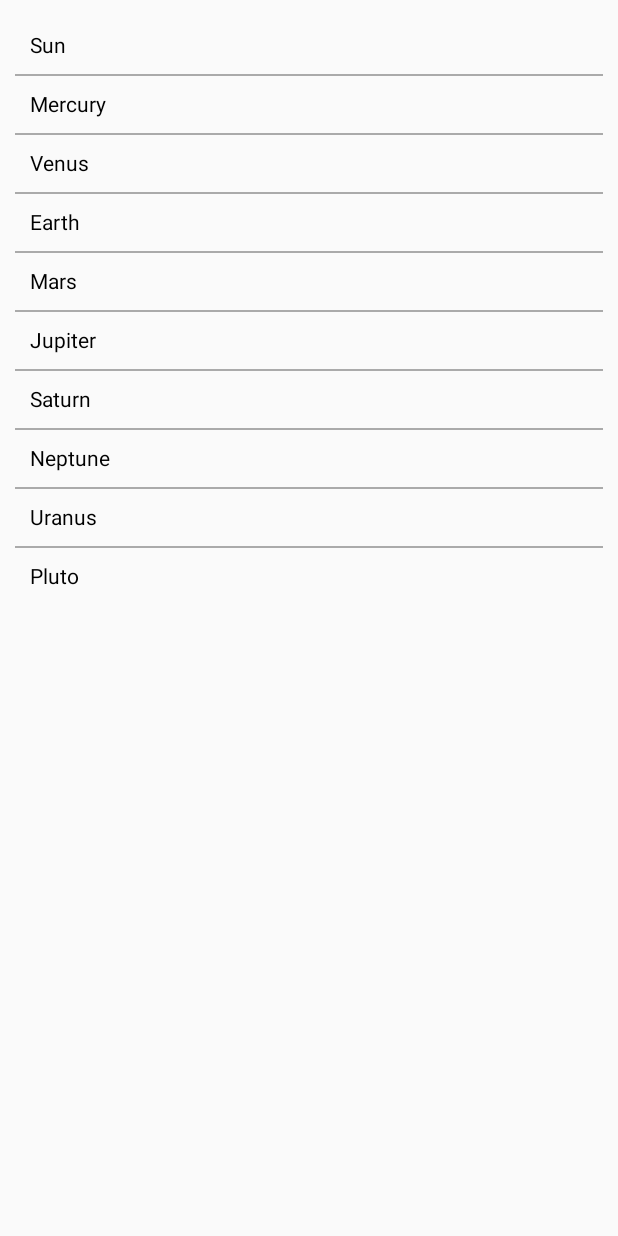
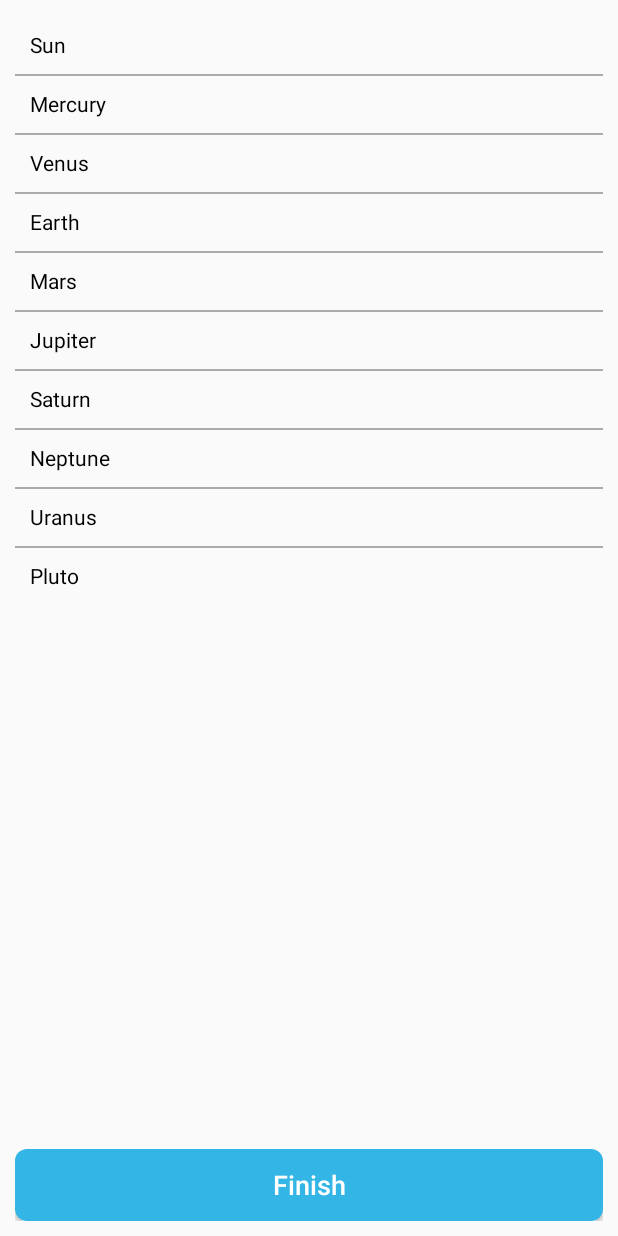
Before and after one commit to debojyoti452/FilterCheckPicker, an Android app: the screen it shows after launch (SelectObjectListActivity), after a tap on "Pick Items", on a phone screen of 412 x 824 dp. Run offline under Robolectric (Android 15) with nearby library versions, the phone set to English and light mode, and no system bars.

Commit message:
master-130920192200

```diff
--- a/app/src/main/java/com/deb452/filtercheck/MainActivity.kt
+++ b/app/src/main/java/com/deb452/filtercheck/MainActivity.kt
@@ -33,6 +33,7 @@ class MainActivity : AppCompatActivity() {
             FilterCheckPicker.Builder(this)
                 .setLists(listItem)
                 .setLimitsOfSelections(3)
+                .setShowFinishButton(true)
                 .GetPickerForResult(REQUEST_CODE)
         }
     }
--- a/filterlistlib/src/main/java/com/deb452/filterlistlib/SelectObjectListActivity.java
+++ b/filterlistlib/src/main/java/com/deb452/filterlistlib/SelectObjectListActivity.java
@@ -29,6 +29,7 @@ public class SelectObjectListActivity extends AppCompatActivity {
     private List<ItemListModel> listModelList = new ArrayList<>();
     private List<ItemListModel> selectedListModelList = new ArrayList<>();
     private int limitSize;
+    private boolean isVisible;
     private Bundle bundle;
 
     //views
@@ -44,6 +45,7 @@ public class SelectObjectListActivity extends AppCompatActivity {
         if (bundle != null) {
             listModelList = (ArrayList<ItemListModel>) getIntent().getSerializableExtra("listModelKey");
             limitSize = bundle.getInt("sizeKey", 3);
+            isVisible = bundle.getBoolean("isVisibleKey");
             settingViews();
         } else {
             finish();
@@ -52,6 +54,13 @@ public class SelectObjectListActivity extends AppCompatActivity {
     }
 
     private void settingViews() {
+
+        if (isVisible){
+            finishButton.setVisibility(View.VISIBLE);
+        } else {
+            finishButton.setVisibility(View.GONE);
+        }
+
         itemListAdapter = new ItemListAdapter(context, listModelList);
         selectedListAdapter = new SelectedListAdapter(context, selectedListModelList);
 
@@ -60,18 +69,15 @@ public class SelectObjectListActivity extends AppCompatActivity {
                 selectedListModelList.add(listModelList.get(position));
                 selectedListRV.smoothScrollToPosition(position);
                 selectedListAdapter.notifyDataSetChanged();
-                finishButton.setVisibility(View.GONE);
             } else {
                 System.out.println("Full Selected List");
                 Toast.makeText(context, "You can select only " + limitSize + " items", Toast.LENGTH_SHORT).show();
-                finishButton.setVisibility(View.VISIBLE);
             }
         });
 
         selectedListAdapter.setRecyclerViewOnClickListener(position -> {
             selectedListModelList.remove(position);
             selectedListAdapter.notifyDataSetChanged();
-            finishButton.setVisibility(View.GONE);
         });
 
         finishButton.setOnClickListener(view -> finishPicking(selectedListModelList));
--- a/filterlistlib/src/main/java/com/deb452/filterlistlib/helper_classes/FilterCheckPicker.java
+++ b/filterlistlib/src/main/java/com/deb452/filterlistlib/helper_classes/FilterCheckPicker.java
@@ -26,6 +26,7 @@ public class FilterCheckPicker {
         protected transient Context context;
         protected List<ItemListModel> itemListModels = new ArrayList<>();
         protected int limitOfSelections;
+        protected boolean isVisible;
 
         public Builder(@NonNull Context context) {
             this.context = context;
@@ -49,17 +50,24 @@ public class FilterCheckPicker {
             return this;
         }
 
+        public Builder setShowFinishButton(boolean isVisible){
+            this.isVisible = isVisible;
+            return this;
+        }
+
         public void GetPickerForResult(int requestCode) {
             if (activity != null) {
                 Intent intent = new Intent(activity, SelectObjectListActivity.class);
                 intent.putExtra("listModelKey", (Serializable) itemListModels);
                 intent.putExtra("sizeKey", limitOfSelections);
+                intent.putExtra("isVisibleKey", isVisible);
                 activity.startActivityForResult(intent, requestCode);
             } else if (fragment != null) {
                 if (fragment.getActivity() != null) {
                     Intent intent = new Intent(fragment.getActivity(), SelectObjectListActivity.class);
                     intent.putExtra("listModelKey", (Serializable) itemListModels);
                     intent.putExtra("sizeKey", limitOfSelections);
+                    intent.putExtra("isVisibleKey", isVisible);
                     fragment.startActivityForResult(intent, requestCode);
                 }
             } else {
--- a/filterlistlib/src/main/res/layout/activity_select_object_list.xml
+++ b/filterlistlib/src/main/res/layout/activity_select_object_list.xml
@@ -29,7 +29,7 @@
         android:text="@string/finish_button"
         android:textAllCaps="false"
         android:textSize="18sp"
-        android:visibility="gone"
+        android:visibility="visible"
         android:textColor="@android:color/white" />
 
 </RelativeLayout>
```
